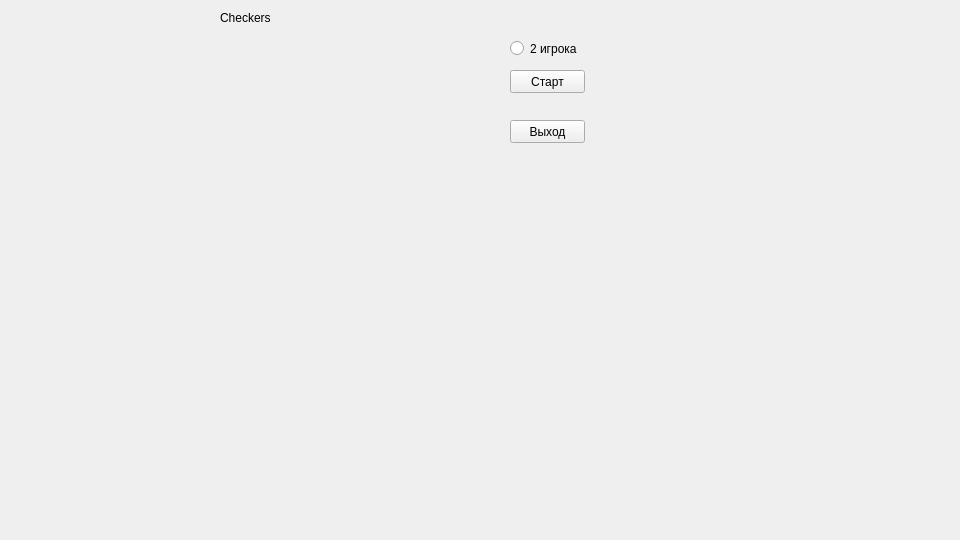
The window that widget.ui (addward/Checker) describes before a commit, drawn with Qt 5.
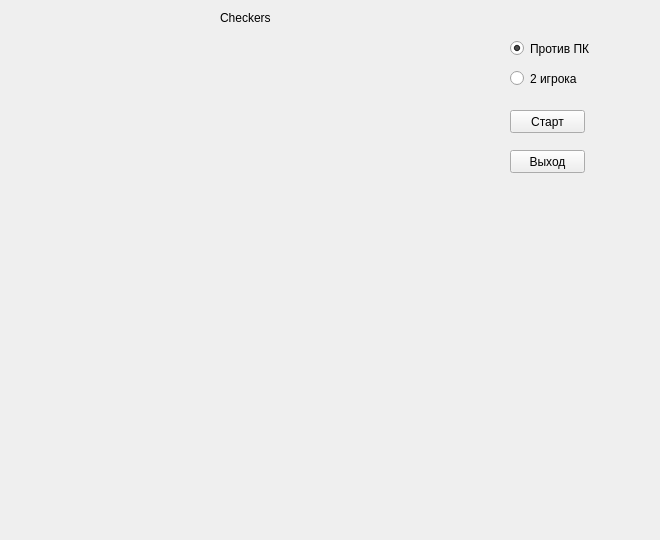
The same window after the commit. Icons and pictures are not drawn.

```diff
--- a/widget.ui
+++ b/widget.ui
@@ -6,19 +6,19 @@
    <rect>
     <x>0</x>
     <y>0</y>
-    <width>960</width>
+    <width>660</width>
     <height>540</height>
    </rect>
   </property>
   <property name="minimumSize">
    <size>
-    <width>960</width>
+    <width>660</width>
     <height>540</height>
    </size>
   </property>
   <property name="maximumSize">
    <size>
-    <width>960</width>
+    <width>660</width>
     <height>540</height>
    </size>
   </property>
@@ -3814,7 +3814,7 @@
    <property name="geometry">
     <rect>
      <x>510</x>
-     <y>70</y>
+     <y>110</y>
      <width>75</width>
      <height>23</height>
     </rect>
@@ -3827,7 +3827,7 @@
    <property name="geometry">
     <rect>
      <x>510</x>
-     <y>120</y>
+     <y>150</y>
      <width>75</width>
      <height>23</height>
     </rect>
@@ -3840,7 +3840,7 @@
    <property name="geometry">
     <rect>
      <x>510</x>
-     <y>40</y>
+     <y>70</y>
      <width>82</width>
      <height>17</height>
     </rect>
@@ -3862,6 +3862,22 @@
     <string>Checkers</string>
    </property>
   </widget>
+  <widget class="QRadioButton" name="radioButton_2">
+   <property name="geometry">
+    <rect>
+     <x>510</x>
+     <y>40</y>
+     <width>82</width>
+     <height>17</height>
+    </rect>
+   </property>
+   <property name="text">
+    <string>Против ПК</string>
+   </property>
+   <property name="checked">
+    <bool>true</bool>
+   </property>
+  </widget>
  </widget>
  <layoutdefault spacing="6" margin="11"/>
  <resources>
```
